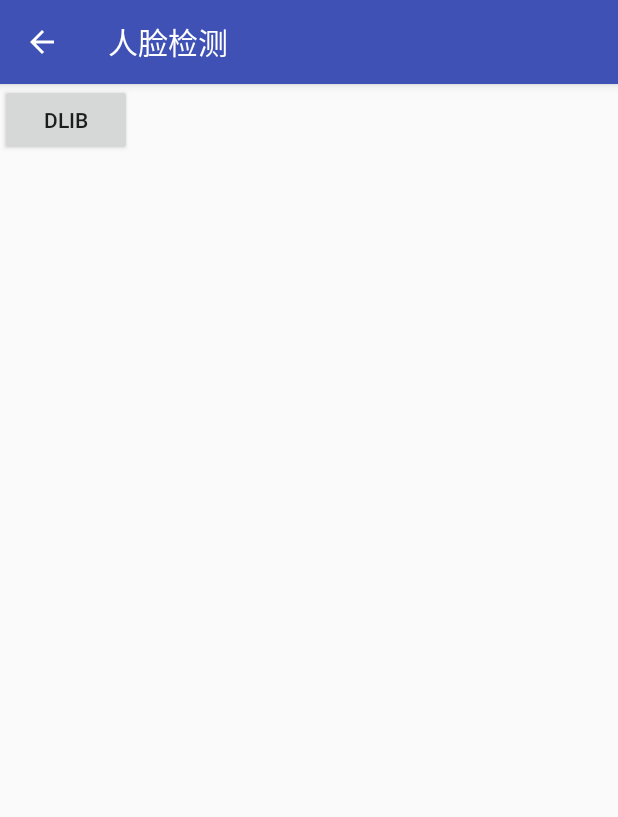
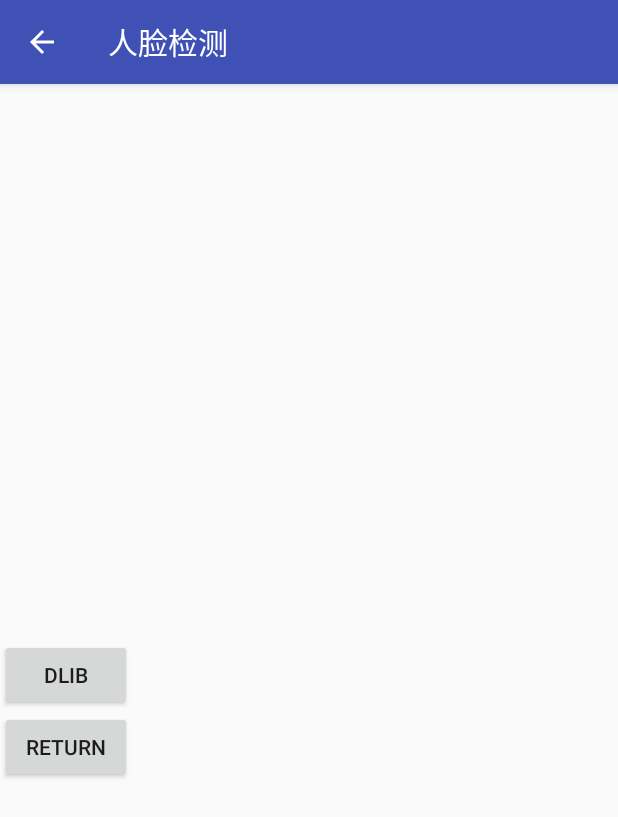
Before and after one commit to 1uo/FaceReadingApp, an Android app: the gallery screen opened directly, with no data from a screen before it, on a phone screen of 412 x 824 dp. Shown: the top 817 px of the screen. Run offline under Robolectric (Android 15) with nearby library versions, the phone set to English and light mode, and no system bars; libraries missing offline, so code that uses them is left out: com.tzutalin.dlib.

Commit message:
1
Update

```diff
--- a/app/src/main/java/com/example/sichunluo/fac1/gallery.java
+++ b/app/src/main/java/com/example/sichunluo/fac1/gallery.java
@@ -56,6 +56,14 @@ public class gallery extends AppCompatActivity {
                 Intent.ACTION_PICK,
                 android.provider.MediaStore.Images.Media.EXTERNAL_CONTENT_URI);
         startActivityForResult(intent, 1);
+
+        findViewById(R.id.rt).setOnClickListener(new View.OnClickListener() {
+            @Override
+            public void onClick(View view) {
+                Intent intent1= new Intent(gallery.this,textureActivity.class);
+                startActivity(intent1);
+            }
+        });
 
         findViewById(R.id.db).setOnClickListener(new View.OnClickListener() {
             @Override
--- a/app/src/main/res/layout/activity_gallery.xml
+++ b/app/src/main/res/layout/activity_gallery.xml
@@ -10,11 +10,25 @@
         android:layout_height="match_parent"
         android:id="@+id/iv_photo"
         />
+    <LinearLayout
+        android:layout_width="wrap_content"
+        android:layout_height="wrap_content"
+        android:orientation="vertical"
+
+        >
     <Button
         android:layout_width="wrap_content"
         android:layout_height="wrap_content"
         android:text="dlib"
         android:id="@+id/db"
+        android:layout_marginTop="370dp"
         />
+    <Button
+        android:layout_width="wrap_content"
+        android:layout_height="wrap_content"
+        android:text="return"
+        android:id="@+id/rt"
+        />
+    </LinearLayout>
 
 </android.support.constraint.ConstraintLayout>
```
Also changed, not shown: app/src/main/java/com/example/sichunluo/fac1/textureActivity.java (+4 -3 lines), app/src/main/res/layout/activity_result.xml (+5 -5 lines), app/src/main/res/mipmap-xxhdpi/back6.jpg (added), app/src/main/res/mipmap-xxhdpi/back8.jpg (added).
